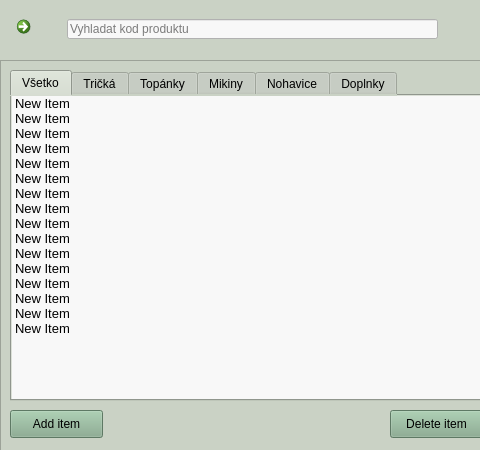
Above: source/code/main.ui from tomas-magat/camels-eshop-infosystem before the change; both pictures show x 0 to 480 and y 0 to 450 of the 800 by 450 pixel window. Below: the same form after it.
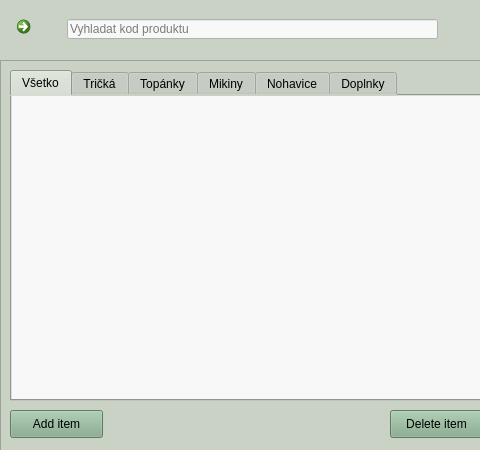
That is the form after the change. The open tabs and pages were chosen to show the change. Icons and pictures are not drawn.

Commit message: databaza citanie zo suboru

Patch:
```diff
--- a/source/code/main.ui
+++ b/source/code/main.ui
@@ -1351,175 +1351,6 @@
 border: none
 </string>
             </property>
-            <item>
-             <property name="text">
-              <string>New Item</string>
-             </property>
-             <property name="font">
-              <font>
-               <pointsize>10</pointsize>
-              </font>
-             </property>
-             <property name="background">
-              <brush brushstyle="NoBrush">
-               <color alpha="255">
-                <red>102</red>
-                <green>102</green>
-                <blue>102</blue>
-               </color>
-              </brush>
-             </property>
-            </item>
-            <item>
-             <property name="text">
-              <string>New Item</string>
-             </property>
-             <property name="font">
-              <font>
-               <pointsize>10</pointsize>
-              </font>
-             </property>
-            </item>
-            <item>
-             <property name="text">
-              <string>New Item</string>
-             </property>
-             <property name="font">
-              <font>
-               <pointsize>10</pointsize>
-              </font>
-             </property>
-            </item>
-            <item>
-             <property name="text">
-              <string>New Item</string>
-             </property>
-             <property name="font">
-              <font>
-               <pointsize>10</pointsize>
-              </font>
-             </property>
-            </item>
-            <item>
-             <property name="text">
-              <string>New Item</string>
-             </property>
-             <property name="font">
-              <font>
-               <pointsize>10</pointsize>
-              </font>
-             </property>
-            </item>
-            <item>
-             <property name="text">
-              <string>New Item</string>
-             </property>
-             <property name="font">
-              <font>
-               <pointsize>10</pointsize>
-              </font>
-             </property>
-            </item>
-            <item>
-             <property name="text">
-              <string>New Item</string>
-             </property>
-             <property name="font">
-              <font>
-               <pointsize>10</pointsize>
-              </font>
-             </property>
-            </item>
-            <item>
-             <property name="text">
-              <string>New Item</string>
-             </property>
-             <property name="font">
-              <font>
-               <pointsize>10</pointsize>
-              </font>
-             </property>
-            </item>
-            <item>
-             <property name="text">
-              <string>New Item</string>
-             </property>
-             <property name="font">
-              <font>
-               <pointsize>10</pointsize>
-              </font>
-             </property>
-            </item>
-            <item>
-             <property name="text">
-              <string>New Item</string>
-             </property>
-             <property name="font">
-              <font>
-               <pointsize>10</pointsize>
-              </font>
-             </property>
-            </item>
-            <item>
-             <property name="text">
-              <string>New Item</string>
-             </property>
-             <property name="font">
-              <font>
-               <pointsize>10</pointsize>
-              </font>
-             </property>
-            </item>
-            <item>
-             <property name="text">
-              <string>New Item</string>
-             </property>
-             <property name="font">
-              <font>
-               <pointsize>10</pointsize>
-              </font>
-             </property>
-            </item>
-            <item>
-             <property name="text">
-              <string>New Item</string>
-             </property>
-             <property name="font">
-              <font>
-               <pointsize>10</pointsize>
-              </font>
-             </property>
-            </item>
-            <item>
-             <property name="text">
-              <string>New Item</string>
-             </property>
-             <property name="font">
-              <font>
-               <pointsize>10</pointsize>
-              </font>
-             </property>
-            </item>
-            <item>
-             <property name="text">
-              <string>New Item</string>
-             </property>
-             <property name="font">
-              <font>
-               <pointsize>10</pointsize>
-              </font>
-             </property>
-            </item>
-            <item>
-             <property name="text">
-              <string>New Item</string>
-             </property>
-             <property name="font">
-              <font>
-               <pointsize>10</pointsize>
-              </font>
-             </property>
-            </item>
            </widget>
           </widget>
           <widget class="QWidget" name="shirts_database">
```
Left out of the diff: 28 changed lines with no effect on the pictures. The commit also changes 2 other files.
